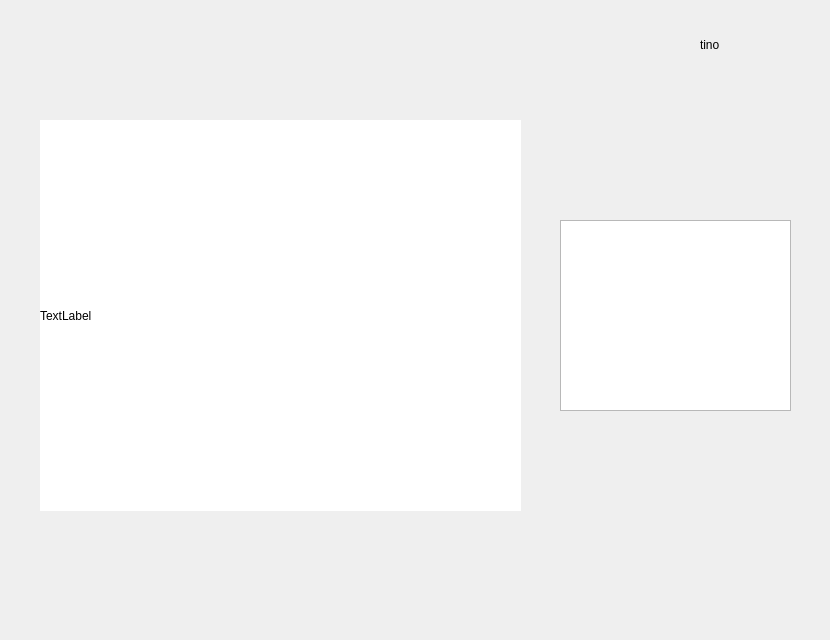
The window that ui/main.ui (gigeon/car_detection) describes before a commit, drawn with Qt 5.
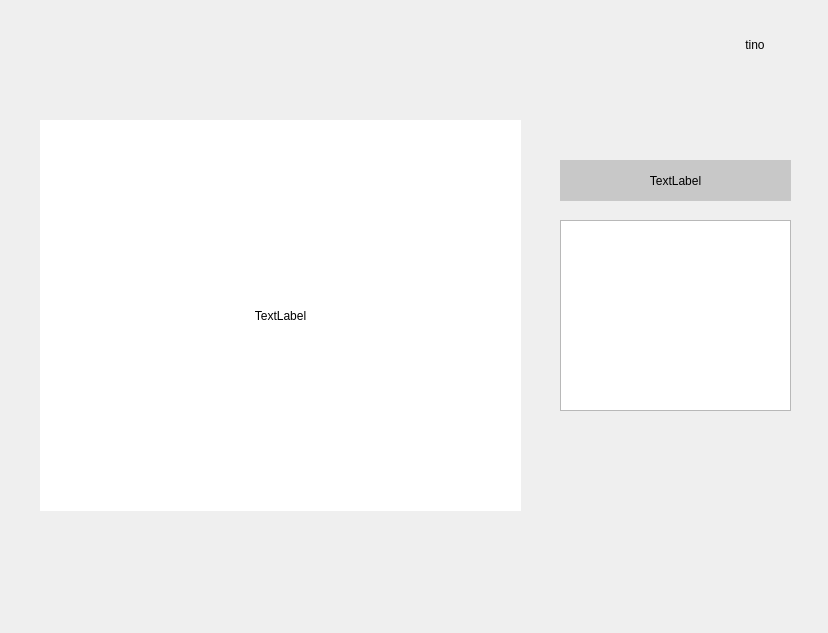
The same window after the commit.

Commit message: login, main ui 수정 중 22

Patch:
```diff
--- a/ui/main.ui
+++ b/ui/main.ui
@@ -6,8 +6,8 @@
    <rect>
     <x>0</x>
     <y>0</y>
-    <width>830</width>
-    <height>640</height>
+    <width>828</width>
+    <height>633</height>
    </rect>
   </property>
   <property name="windowTitle">
@@ -32,11 +32,14 @@
     <property name="text">
      <string>TextLabel</string>
     </property>
+    <property name="alignment">
+     <set>Qt::AlignCenter</set>
+    </property>
    </widget>
    <widget class="QLabel" name="logo_lbl">
     <property name="geometry">
      <rect>
-      <x>700</x>
+      <x>720</x>
       <y>10</y>
       <width>70</width>
       <height>70</height>
@@ -48,6 +51,9 @@
     <property name="text">
      <string>tino</string>
     </property>
+    <property name="alignment">
+     <set>Qt::AlignCenter</set>
+    </property>
    </widget>
    <widget class="QTextEdit" name="textEdit">
     <property name="geometry">
@@ -59,6 +65,25 @@
      </rect>
     </property>
    </widget>
+   <widget class="QLabel" name="spot_lbl">
+    <property name="geometry">
+     <rect>
+      <x>560</x>
+      <y>160</y>
+      <width>231</width>
+      <height>41</height>
+     </rect>
+    </property>
+    <property name="styleSheet">
+     <string notr="true">background-color: rgb(200,200,200);</string>
+    </property>
+    <property name="text">
+     <string>TextLabel</string>
+    </property>
+    <property name="alignment">
+     <set>Qt::AlignCenter</set>
+    </property>
+   </widget>
   </widget>
  </widget>
  <resources/>
```
Left out of the diff: 4 changed lines with no effect on the pictures. The commit also changes 6 other files.
